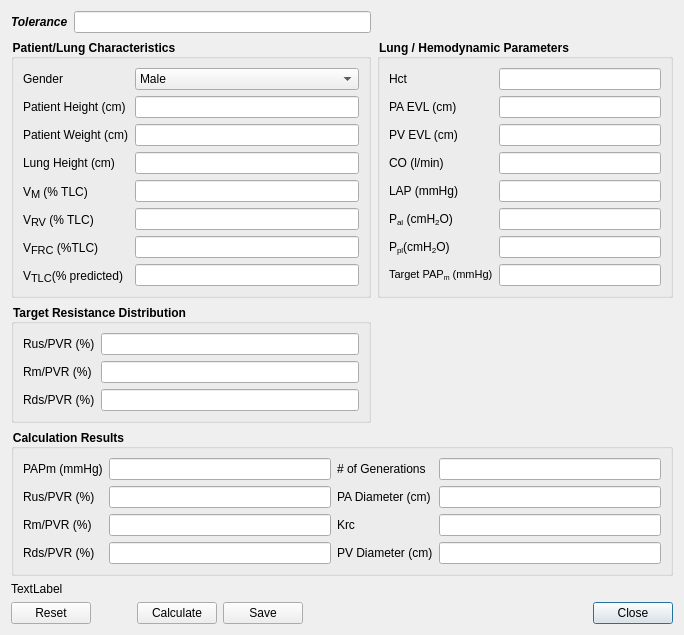
Before: the Qt Designer form src/calibratedlg.ui in AdamMajer/bshouty-lung-model, drawn with Qt 5.
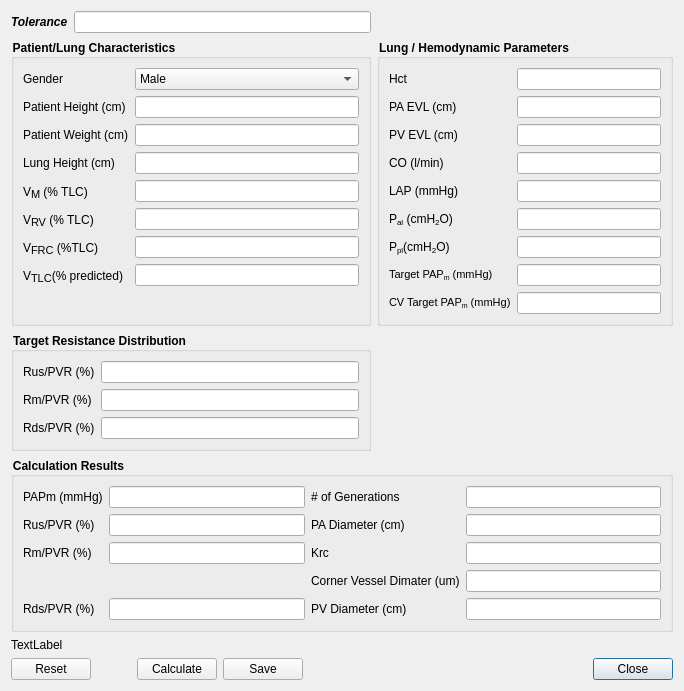
After: the same form once the commit is applied. Custom widgets are drawn as their Qt base class.

Commit message: Add corner vessels to the model

What changed in the file:
```diff
--- a/src/calibratedlg.ui
+++ b/src/calibratedlg.ui
@@ -460,6 +460,23 @@
         </property>
        </widget>
       </item>
+      <item row="8" column="0">
+       <widget class="QLabel" name="label_24">
+        <property name="toolTip">
+         <string>&lt;html&gt;&lt;head/&gt;&lt;body&gt;&lt;p&gt;PAPm when all capillaries are closed and the only flow is via capillary corner vessels.&lt;/p&gt;&lt;/body&gt;&lt;/html&gt;</string>
+        </property>
+        <property name="text">
+         <string>&lt;!DOCTYPE HTML PUBLIC &quot;-//W3C//DTD HTML 4.0//EN&quot; &quot;http://www.w3.org/TR/REC-html40/strict.dtd&quot;&gt;
+&lt;html&gt;&lt;head&gt;&lt;meta name=&quot;qrichtext&quot; content=&quot;1&quot; /&gt;&lt;style type=&quot;text/css&quot;&gt;
+p, li { white-space: pre-wrap; }
+&lt;/style&gt;&lt;/head&gt;&lt;body style=&quot; font-family:'Sans Serif'; font-size:9pt; font-weight:400; font-style:normal;&quot;&gt;
+&lt;p style=&quot; margin-top:12px; margin-bottom:12px; margin-left:0px; margin-right:0px; -qt-block-indent:0; text-indent:0px;&quot;&gt;&lt;span style=&quot; font-family:'MS Shell Dlg 2'; font-size:8pt;&quot;&gt;CV Target PAP&lt;/span&gt;&lt;span style=&quot; font-family:'MS Shell Dlg 2'; font-size:8pt; vertical-align:sub;&quot;&gt;m&lt;/span&gt;&lt;span style=&quot; font-family:'MS Shell Dlg 2'; font-size:8pt;&quot;&gt; (mmHg)&lt;/span&gt;&lt;/p&gt;&lt;/body&gt;&lt;/html&gt;</string>
+        </property>
+       </widget>
+      </item>
+      <item row="8" column="1">
+       <widget class="QLineEdit" name="cv_target_PAPm"/>
+      </item>
      </layout>
     </widget>
    </item>
@@ -760,7 +777,7 @@
         </property>
        </widget>
       </item>
-      <item row="3" column="0">
+      <item row="4" column="0">
        <widget class="QLabel" name="label_4">
         <property name="font">
          <font>
@@ -773,7 +790,7 @@
         </property>
        </widget>
       </item>
-      <item row="3" column="1">
+      <item row="4" column="1">
        <widget class="QLineEdit" name="rds">
         <property name="toolTip">
          <string>&lt;html&gt;&lt;head/&gt;&lt;body&gt;&lt;p&gt;Calculated Downstream Resistance as percent of Total PVR (based on the last Iteration).&lt;/p&gt;&lt;/body&gt;&lt;/html&gt;</string>
@@ -783,7 +800,7 @@
         </property>
        </widget>
       </item>
-      <item row="3" column="2">
+      <item row="4" column="2">
        <widget class="QLabel" name="label_7">
         <property name="font">
          <font>
@@ -796,7 +813,7 @@
         </property>
        </widget>
       </item>
-      <item row="3" column="3">
+      <item row="4" column="3">
        <widget class="QLineEdit" name="pv_diameter">
         <property name="toolTip">
          <string>&lt;html&gt;&lt;head/&gt;&lt;body&gt;&lt;p&gt;Calculated Pulmonary Vein (all Veins combined) Diameter (in cm) based on the last Iteration.&lt;/p&gt;&lt;/body&gt;&lt;/html&gt;</string>
@@ -806,6 +823,16 @@
         </property>
        </widget>
       </item>
+      <item row="3" column="2">
+       <widget class="QLabel" name="label_25">
+        <property name="text">
+         <string>Corner Vessel Dimater (um)</string>
+        </property>
+       </widget>
+      </item>
+      <item row="3" column="3">
+       <widget class="QLineEdit" name="cv_diam"/>
+      </item>
      </layout>
     </widget>
    </item>
```
Left out of the diff: 2 changed lines with no effect on the pictures. The commit also changes 9 other files.
